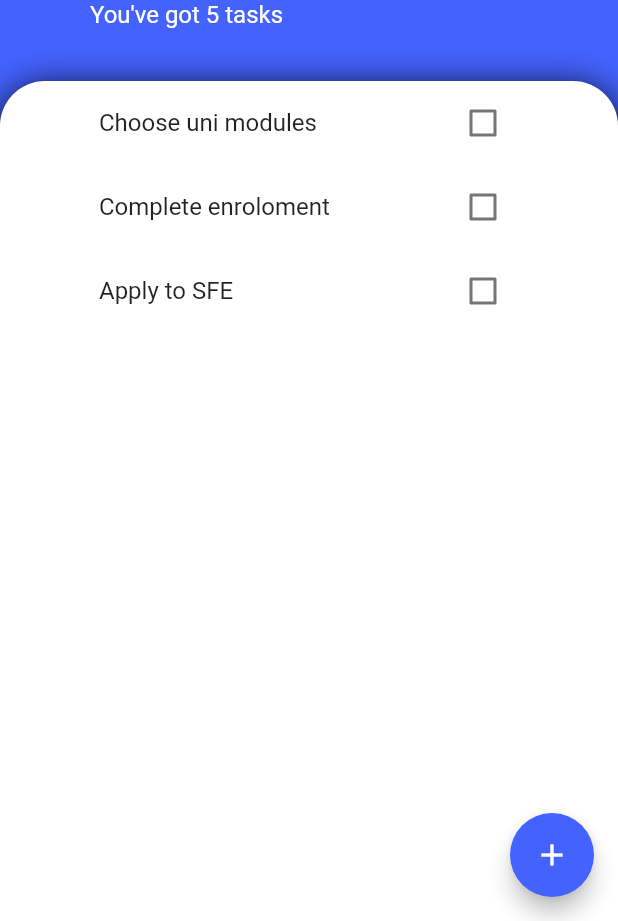
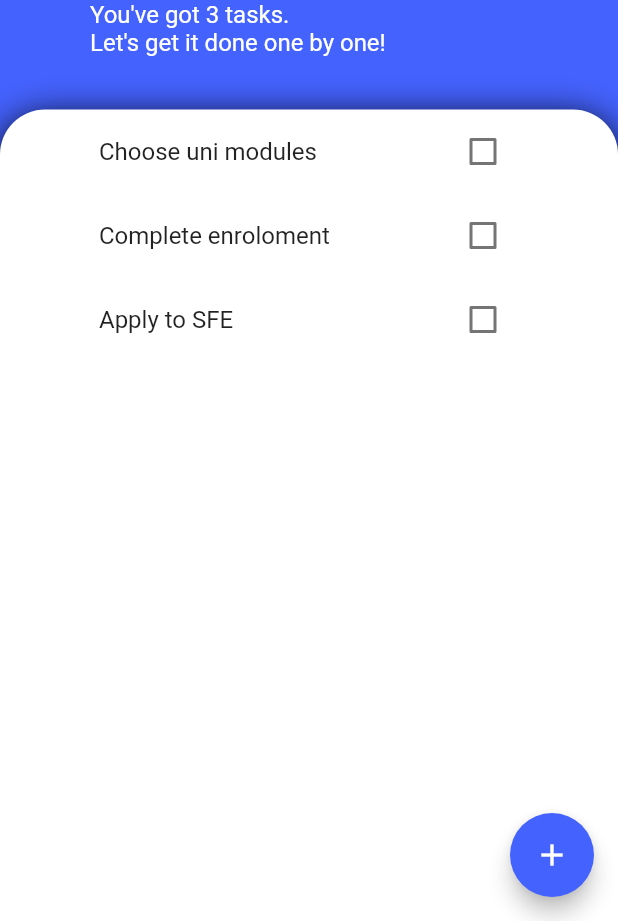
Before and after one commit to piotrstanny/flutter-task-manager, a Flutter app: the screen it shows after launch, on a phone screen of 412 x 824 dp, the part 315-1236 px from its top. Run offline on Flutter 3.47's test engine with Material 2 defaults, Android fonts, the phone set to English and light mode, and no system bars; our stand-ins replace google_fonts.

Commit message:
Display current number of tasks

```diff
--- a/lib/screens/tasks_screen.dart
+++ b/lib/screens/tasks_screen.dart
@@ -75,7 +75,7 @@ class _TasksScreenState extends State<TasksScreen> {
                   ),
                 ),
                 Text(
-                  'You\'ve got 5 tasks',
+                  'You\'ve got ${tasks.length} tasks.\nLet\'s get it done one by one!',
                   style: TextStyle(
                     color: Colors.white,
                     fontSize: 16.0,
```
